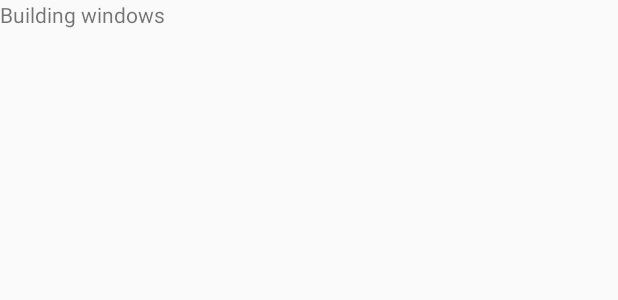
After one commit to anindameister/SpringBootFairCorp, an Android app: the layout activity_list_data.xml on its own in the app's theme, with its tools: preview values and no code run, on a phone screen of 412 x 824 dp. The commit adds this screen. Shown: the top 300 px of the screen. Run offline under Robolectric (Android 15) with nearby library versions, the light colour scheme and no system bars.

Commit message:
https://dev-mind.fr/training/android/android-add-menu.html

```diff
--- /dev/null
+++ b/Android/app/src/main/res/layout/activity_list_data.xml
@@ -0,0 +1,16 @@
+<?xml version="1.0" encoding="utf-8"?>
+<android.support.constraint.ConstraintLayout xmlns:android="http://schemas.android.com/apk/res/android"
+    xmlns:app="http://schemas.android.com/apk/res-auto"
+    xmlns:tools="http://schemas.android.com/tools"
+    android:layout_width="match_parent"
+    android:layout_height="match_parent"
+    tools:context=".ListDataActivity">
+
+    <TextView
+        android:id="@+id/textView3"
+        android:layout_width="wrap_content"
+        android:layout_height="wrap_content"
+        android:text="Building windows"
+        tools:layout_editor_absoluteX="174dp"
+        tools:layout_editor_absoluteY="62dp" />
+</android.support.constraint.ConstraintLayout>
--- a/Android/app/src/main/res/values/strings.xml
+++ b/Android/app/src/main/res/values/strings.xml
@@ -5,4 +5,9 @@
     <string name="act_main_windowname_hint">Ligth name</string>
     <string name="act_main_welcome">Welcome on faircorp,\n the app to manage building windows</string>
     <string name="act_main_open_window">Open window</string>
+
+    <string name="menu_windows">Building windows</string>
+    <string name="menu_website">Our website</string>
+    <string name="menu_email">Send us an email</string>
+
 </resources>
```
Also changed, not shown: Android/app/src/main/AndroidManifest.xml (+5 -3 lines), Android/app/src/main/java/com/faircorp/BasicActivity.kt (added, +40 -0 lines), Android/app/src/main/java/com/faircorp/ListDataActivity.kt (added, +13 -0 lines), Android/app/src/main/java/com/faircorp/MainActivity.kt (+18 -16 lines), Android/app/src/main/java/com/faircorp/WindowActivity.kt (+13 -11 lines), Android/app/src/main/res/layout/activity_basic2.xml (added, +9 -0 lines), Android/app/src/main/res/menu/menu.xml (added, +17 -0 lines), 7 other files.
